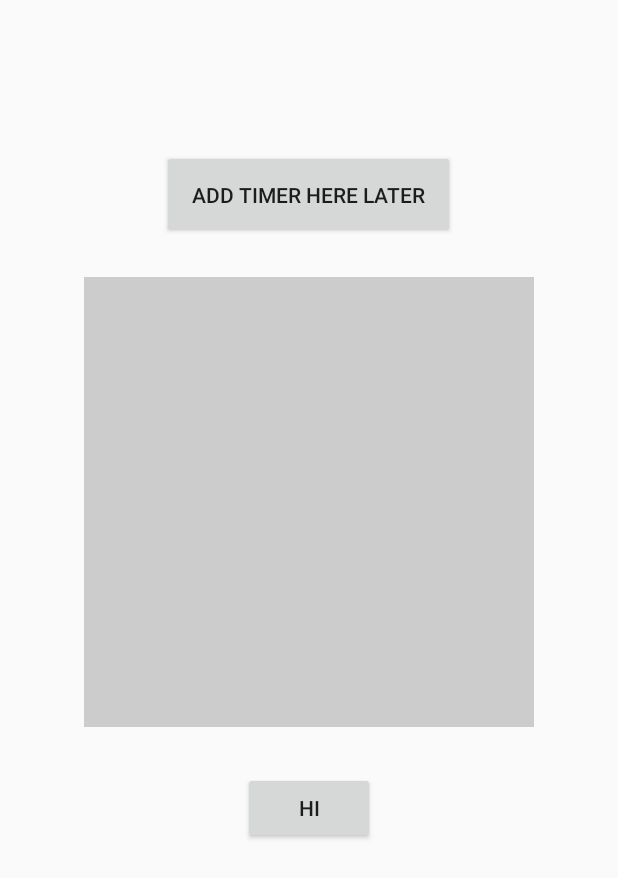
After one commit to eutopi/Goldfish-Memory, an Android app: the layout activity_game.xml on its own in the app's theme, with its tools: preview values and no code run, on a phone screen of 412 x 824 dp. The commit adds this screen. Shown: the top 878 px of the screen. Run offline under Robolectric (Android 15) with nearby library versions, the phone set to English and light mode, and no system bars.

Commit message:
created start of game activity

```diff
--- a/app/src/main/AndroidManifest.xml
+++ b/app/src/main/AndroidManifest.xml
@@ -12,17 +12,20 @@
             android:roundIcon="@mipmap/ic_launcher_round"
             android:supportsRtl="true"
             android:theme="@style/AppTheme">
-        <activity android:name=".ProfileActivity">
-        </activity>
-        <activity android:name=".HomeActivity">
-        </activity>
-        <activity android:name=".LoginActivity">
+        <activity android:name=".GameActivity">
             <intent-filter>
                 <action android:name="android.intent.action.MAIN"/>
 
                 <category android:name="android.intent.category.LAUNCHER"/>
             </intent-filter>
         </activity>
+        <activity android:name=".ProfileActivity">
+        </activity>
+        <activity android:name=".HomeActivity">
+        </activity>
+        <activity android:name=".LoginActivity">
+
+        </activity>
     </application>
 
 </manifest>
--- /dev/null
+++ b/app/src/main/java/us/ait/goldfishmemory/GameActivity.kt
@@ -0,0 +1,12 @@
+package us.ait.goldfishmemory
+
+import android.support.v7.app.AppCompatActivity
+import android.os.Bundle
+
+class GameActivity : AppCompatActivity() {
+
+    override fun onCreate(savedInstanceState: Bundle?) {
+        super.onCreate(savedInstanceState)
+        setContentView(R.layout.activity_game)
+    }
+}
--- a/app/src/main/java/us/ait/goldfishmemory/HomeActivity.kt
+++ b/app/src/main/java/us/ait/goldfishmemory/HomeActivity.kt
@@ -35,8 +35,17 @@ class HomeActivity : AppCompatActivity() {
         }, 100L)
     }
 
+    fun playClick(v: View) {
+        startActivity(Intent(this@HomeActivity, GameActivity::class.java))
+        overridePendingTransition(android.R.anim.fade_in, android.R.anim.fade_out)
+    }
+
     fun profileClick(v: View) {
         startActivity(Intent(this@HomeActivity, ProfileActivity::class.java))
         overridePendingTransition(android.R.anim.fade_in, android.R.anim.fade_out)
     }
+
+    fun leaderboardClick(v: View) {
+
+    }
 }
--- /dev/null
+++ b/app/src/main/java/us/ait/goldfishmemory/view/GameView.kt
@@ -0,0 +1,24 @@
+package us.ait.goldfishmemory.view
+
+import android.content.Context
+import android.graphics.Canvas
+import android.graphics.Color
+import android.graphics.Paint
+import android.util.AttributeSet
+import android.view.View
+
+class GameView(context: Context?, attrs: AttributeSet?) : View(context, attrs) {
+
+    private val paintBackground = Paint()
+
+    init {
+        paintBackground.color = Color.LTGRAY
+        paintBackground.style = Paint.Style.FILL
+    }
+
+    override fun onDraw (canvas: Canvas?) {
+        canvas?.drawRect(0f, 0f, width.toFloat(), height.toFloat(), paintBackground)
+        //drawGameBoard(canvas)
+        //drawPlays(canvas)
+    }
+}
--- /dev/null
+++ b/app/src/main/res/layout/activity_game.xml
@@ -0,0 +1,50 @@
+<?xml version="1.0" encoding="utf-8"?>
+<LinearLayout
+        xmlns:android="http://schemas.android.com/apk/res/android"
+        xmlns:tools="http://schemas.android.com/tools"
+        xmlns:app="http://schemas.android.com/apk/res-auto"
+        android:layout_width="match_parent"
+        android:layout_height="match_parent"
+        android:orientation="vertical"
+        android:gravity="center_horizontal"
+        tools:context=".GameActivity">
+
+    <LinearLayout
+            android:layout_width="wrap_content"
+            android:layout_height="wrap_content"
+            android:orientation="vertical"
+            android:layout_gravity="center_horizontal"
+            android:layout_marginTop="100dp"
+            android:layout_marginBottom="25dp">
+        <Button
+                android:text="add timer here later"
+                android:padding="20dp"
+                android:layout_width="wrap_content"
+                android:layout_height="wrap_content"/>
+
+    </LinearLayout>
+
+    <us.ait.goldfishmemory.view.GameView
+            android:id="@+id/gameView"
+            android:layout_width="300dp"
+            android:layout_height="300dp"/>
+
+
+    <LinearLayout
+            android:layout_width="wrap_content"
+            android:layout_height="wrap_content"
+            android:orientation="vertical"
+            android:layout_gravity="center_horizontal"
+            android:layout_marginTop="30dp"
+            android:layout_marginBottom="25dp">
+
+        <Button
+                android:text="hi"
+                android:layout_width="wrap_content"
+                android:layout_height="wrap_content"/>
+
+    </LinearLayout>
+
+
+
+</LinearLayout>
```
